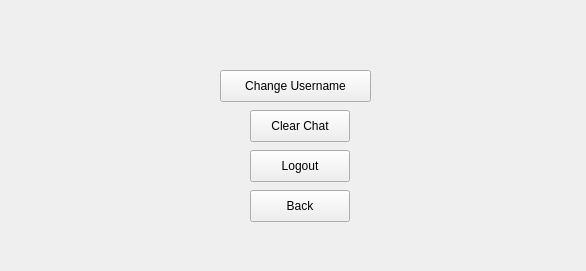
Qt form settings.ui (hanaemadeldin-cell/CS2-lab-project-repository-) before a commit.
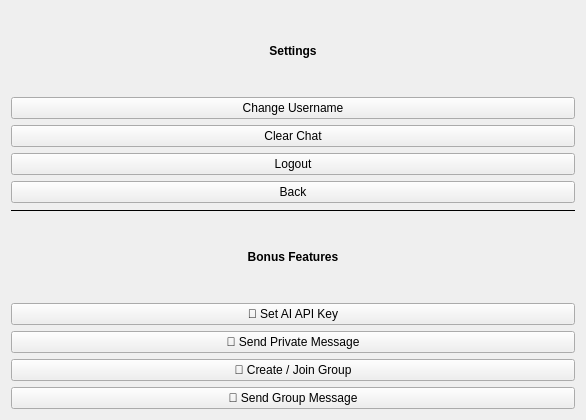
The same form after that commit.

Commit message: Add bonus features: SQLite database, private chat, group chat, online users screen

```diff
--- a/settings.ui
+++ b/settings.ui
@@ -3,68 +3,75 @@
  <class>Settings</class>
  <widget class="QWidget" name="Settings">
   <property name="geometry">
-   <rect>
-    <x>0</x>
-    <y>0</y>
-    <width>586</width>
-    <height>271</height>
-   </rect>
+   <rect><x>0</x><y>0</y><width>586</width><height>420</height></rect>
   </property>
-  <property name="windowTitle">
-   <string>Form</string>
-  </property>
-  <widget class="QPushButton" name="ChangeUserpushButton">
-   <property name="geometry">
-    <rect>
-     <x>220</x>
-     <y>70</y>
-     <width>151</width>
-     <height>32</height>
-    </rect>
-   </property>
-   <property name="text">
-    <string>Change Username</string>
-   </property>
-  </widget>
-  <widget class="QPushButton" name="clearchatpushButton">
-   <property name="geometry">
-    <rect>
-     <x>250</x>
-     <y>110</y>
-     <width>100</width>
-     <height>32</height>
-    </rect>
-   </property>
-   <property name="text">
-    <string>Clear Chat</string>
-   </property>
-  </widget>
-  <widget class="QPushButton" name="LogoutpushButton">
-   <property name="geometry">
-    <rect>
-     <x>250</x>
-     <y>150</y>
-     <width>100</width>
-     <height>32</height>
-    </rect>
-   </property>
-   <property name="text">
-    <string>Logout</string>
-   </property>
-  </widget>
-  <widget class="QPushButton" name="BackpushButton">
-   <property name="geometry">
-    <rect>
-     <x>250</x>
-     <y>190</y>
-     <width>100</width>
-     <height>32</height>
-    </rect>
-   </property>
-   <property name="text">
-    <string>Back</string>
-   </property>
-  </widget>
+  <property name="windowTitle"><string>Settings</string></property>
+  <layout class="QVBoxLayout" name="verticalLayout">
+
+   <item>
+    <widget class="QLabel">
+     <property name="text"><string>&lt;b&gt;Settings&lt;/b&gt;</string></property>
+     <property name="alignment"><set>Qt::AlignCenter</set></property>
+    </widget>
+   </item>
+
+   <!-- Original buttons -->
+   <item>
+    <widget class="QPushButton" name="ChangeUserpushButton">
+     <property name="text"><string>Change Username</string></property>
+    </widget>
+   </item>
+   <item>
+    <widget class="QPushButton" name="clearchatpushButton">
+     <property name="text"><string>Clear Chat</string></property>
+    </widget>
+   </item>
+   <item>
+    <widget class="QPushButton" name="LogoutpushButton">
+     <property name="text"><string>Logout</string></property>
+    </widget>
+   </item>
+   <item>
+    <widget class="QPushButton" name="BackpushButton">
+     <property name="text"><string>Back</string></property>
+    </widget>
+   </item>
+
+   <item>
+    <widget class="QFrame">
+     <property name="frameShape"><enum>QFrame::HLine</enum></property>
+    </widget>
+   </item>
+
+   <!-- BONUS buttons -->
+   <item>
+    <widget class="QLabel">
+     <property name="text"><string>&lt;b&gt;Bonus Features&lt;/b&gt;</string></property>
+     <property name="alignment"><set>Qt::AlignCenter</set></property>
+    </widget>
+   </item>
+   <item>
+    <widget class="QPushButton" name="saveAIKeypushButton">
+     <property name="text"><string>🤖 Set AI API Key</string></property>
+    </widget>
+   </item>
+   <item>
+    <widget class="QPushButton" name="privateMsgpushButton">
+     <property name="text"><string>💬 Send Private Message</string></property>
+    </widget>
+   </item>
+   <item>
+    <widget class="QPushButton" name="createGroupButton">
+     <property name="text"><string>👥 Create / Join Group</string></property>
+    </widget>
+   </item>
+   <item>
+    <widget class="QPushButton" name="groupMsgpushButton">
+     <property name="text"><string>📢 Send Group Message</string></property>
+    </widget>
+   </item>
+
+  </layout>
  </widget>
  <resources/>
  <connections/>
```
The commit also changes 20 other files.
